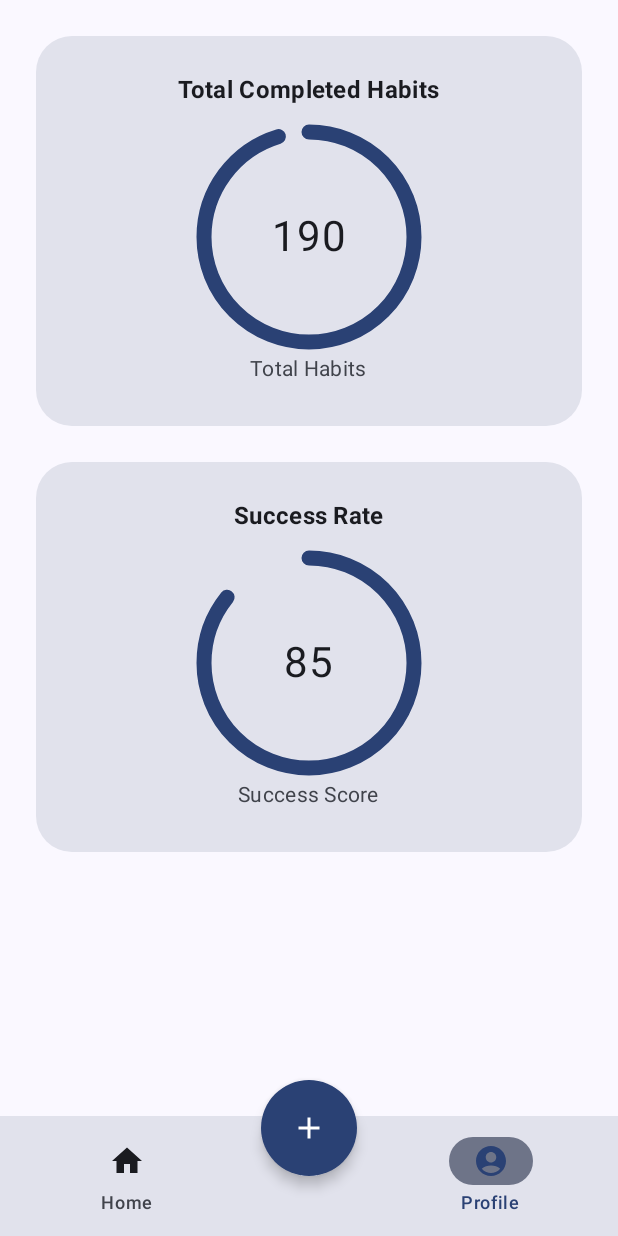
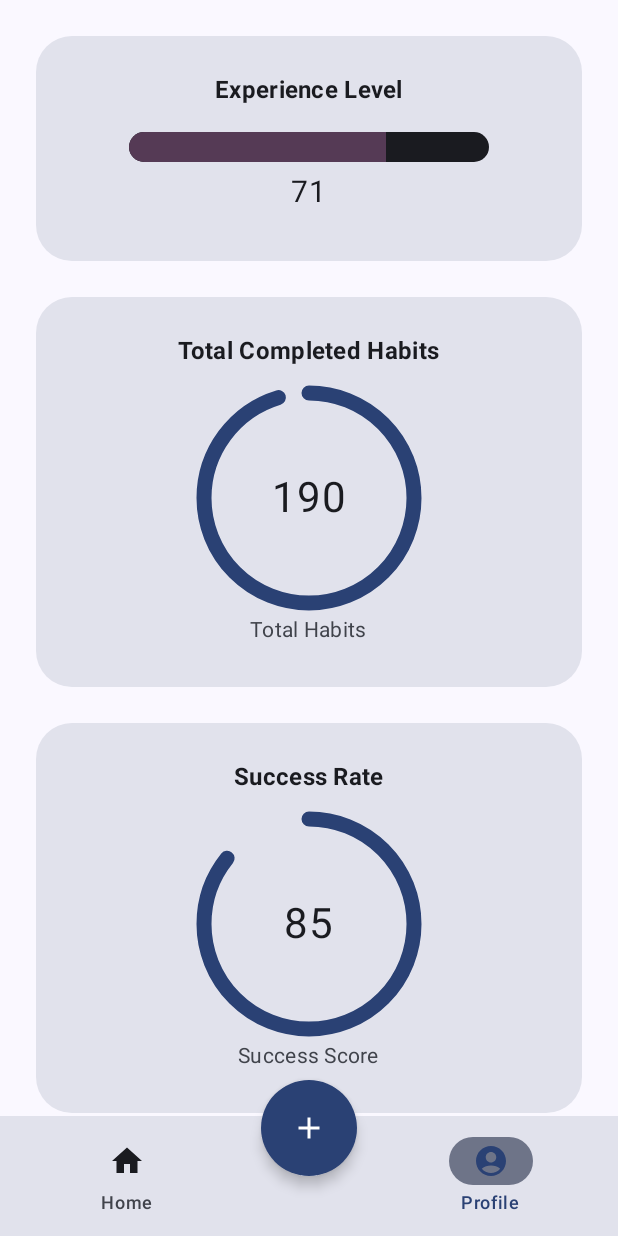
Before and after one commit to EmreRuy/Pattern, an Android app built with Jetpack Compose: the ProfileScreen screen opened through its navigation route, on a phone screen of 412 x 824 dp. Run offline under Robolectric (Android 15) with nearby library versions, the phone set to English and light mode, and no system bars; libraries missing offline, so code that uses them is left out: nl.dionsegijn.konfetti.

Commit message:
Linear progress for Experience level

```diff
--- /dev/null
+++ b/app/src/main/java/com/example/pattern/ui/components/ExperienceLevelCard.kt
@@ -0,0 +1,56 @@
+package com.example.pattern.ui.components
+
+import androidx.compose.foundation.layout.Arrangement
+import androidx.compose.foundation.layout.Column
+import androidx.compose.foundation.layout.Spacer
+import androidx.compose.foundation.layout.fillMaxWidth
+import androidx.compose.foundation.layout.height
+import androidx.compose.foundation.layout.padding
+import androidx.compose.foundation.shape.RoundedCornerShape
+import androidx.compose.material3.Card
+import androidx.compose.material3.CardDefaults
+import androidx.compose.material3.MaterialTheme
+import androidx.compose.material3.Text
+import androidx.compose.runtime.Composable
+import androidx.compose.ui.Alignment
+import androidx.compose.ui.Modifier
+import androidx.compose.ui.text.font.FontWeight
+import androidx.compose.ui.unit.dp
+
+@Composable
+fun ExperienceLevelCard(
+    title: String,
+    percentage: Float,
+    number: Int
+) {
+    Card(
+        modifier = Modifier
+            .fillMaxWidth()
+            .padding(horizontal = 24.dp, vertical = 12.dp)
+            .height(150.dp),
+        shape = RoundedCornerShape(24.dp),
+        colors = CardDefaults.cardColors(
+            containerColor = MaterialTheme.colorScheme.surfaceVariant
+        )
+    ) {
+        Column(
+            modifier = Modifier
+                .fillMaxWidth()
+                .padding(24.dp),
+            horizontalAlignment = Alignment.CenterHorizontally,
+            verticalArrangement = Arrangement.Center
+        ) {
+            Text(
+                text = title,
+                style = MaterialTheme.typography.titleMedium,
+                fontWeight = FontWeight.Bold,
+                color = MaterialTheme.colorScheme.onSurface
+            )
+            Spacer(modifier = Modifier.height(16.dp))
+            LinearProgressBar(
+                percentage = percentage,
+                number = number
+            )
+        }
+    }
+}
--- /dev/null
+++ b/app/src/main/java/com/example/pattern/ui/components/LinearProgressBar.kt
@@ -0,0 +1,79 @@
+package com.example.pattern.ui.components
+
+import androidx.compose.animation.core.animateFloatAsState
+import androidx.compose.animation.core.tween
+import androidx.compose.foundation.background
+import androidx.compose.foundation.layout.Box
+import androidx.compose.foundation.layout.Column
+import androidx.compose.foundation.layout.Spacer
+import androidx.compose.foundation.layout.fillMaxHeight
+import androidx.compose.foundation.layout.fillMaxWidth
+import androidx.compose.foundation.layout.height
+import androidx.compose.foundation.layout.width
+import androidx.compose.foundation.shape.RoundedCornerShape
+import androidx.compose.material3.MaterialTheme
+import androidx.compose.material3.Text
+import androidx.compose.runtime.Composable
+import androidx.compose.runtime.LaunchedEffect
+import androidx.compose.runtime.getValue
+import androidx.compose.runtime.mutableStateOf
+import androidx.compose.runtime.remember
+import androidx.compose.runtime.setValue
+import androidx.compose.ui.Alignment
+import androidx.compose.ui.Modifier
+import androidx.compose.ui.draw.clip
+import androidx.compose.ui.unit.Dp
+import androidx.compose.ui.unit.TextUnit
+import androidx.compose.ui.unit.dp
+import androidx.compose.ui.unit.sp
+
+@Composable
+fun LinearProgressBar(
+    percentage: Float,
+    number: Int,
+    fontSize: TextUnit = 20.sp,
+    width: Dp = 240.dp,
+    height: Dp = 20.dp,
+    color: androidx.compose.ui.graphics.Color = MaterialTheme.colorScheme.tertiary,
+    backgroundColor: androidx.compose.ui.graphics.Color = MaterialTheme.colorScheme.onSurface,
+    animDuration: Int = 3000,
+    animDelay: Int = 0
+) {
+    var animationPlayed by remember { mutableStateOf(false) }
+    val animatedProgress = animateFloatAsState(
+        targetValue = if (animationPlayed) percentage else 0f,
+        animationSpec = tween(
+            durationMillis = animDuration,
+            delayMillis = animDelay
+        ),
+        label = ""
+    )
+
+    LaunchedEffect(Unit) {
+        animationPlayed = true
+    }
+
+    Column(horizontalAlignment = Alignment.CenterHorizontally) {
+        Box(
+            modifier = Modifier
+                .width(width)
+                .height(height)
+                .clip(RoundedCornerShape(50))
+                .background(backgroundColor)
+        ) {
+            Box(
+                modifier = Modifier
+                    .fillMaxHeight()
+                    .fillMaxWidth(animatedProgress.value)
+                    .background(color)
+            )
+        }
+        Spacer(modifier = Modifier.height(8.dp))
+        Text(
+            text = "${(animatedProgress.value * number).toInt()}",
+            fontSize = fontSize,
+            color = MaterialTheme.colorScheme.onBackground,
+            fontFamily = MaterialTheme.typography.bodyMedium.fontFamily
+        )
+    }
+}
--- a/app/src/main/java/com/example/pattern/ui/screens/ProfileScreen.kt
+++ b/app/src/main/java/com/example/pattern/ui/screens/ProfileScreen.kt
@@ -11,6 +11,7 @@ import androidx.compose.runtime.Composable
 import androidx.compose.ui.Modifier
 import androidx.compose.ui.tooling.preview.Preview
 import androidx.compose.ui.unit.dp
+import com.example.pattern.ui.components.ExperienceLevelCard
 import com.example.pattern.ui.components.ProfileStatCard
 
 @Preview
@@ -29,6 +30,11 @@ fun ProfileScreen() {
             .background(MaterialTheme.colorScheme.background)
             .padding(vertical = 12.dp)
     ) {
+        ExperienceLevelCard(
+            title = "Experience Level",
+            percentage = 0.75f,
+            number = 100,
+        )
         ProfileStatCard(
             title = "Total Completed Habits",
             percentage = 1f,
```
